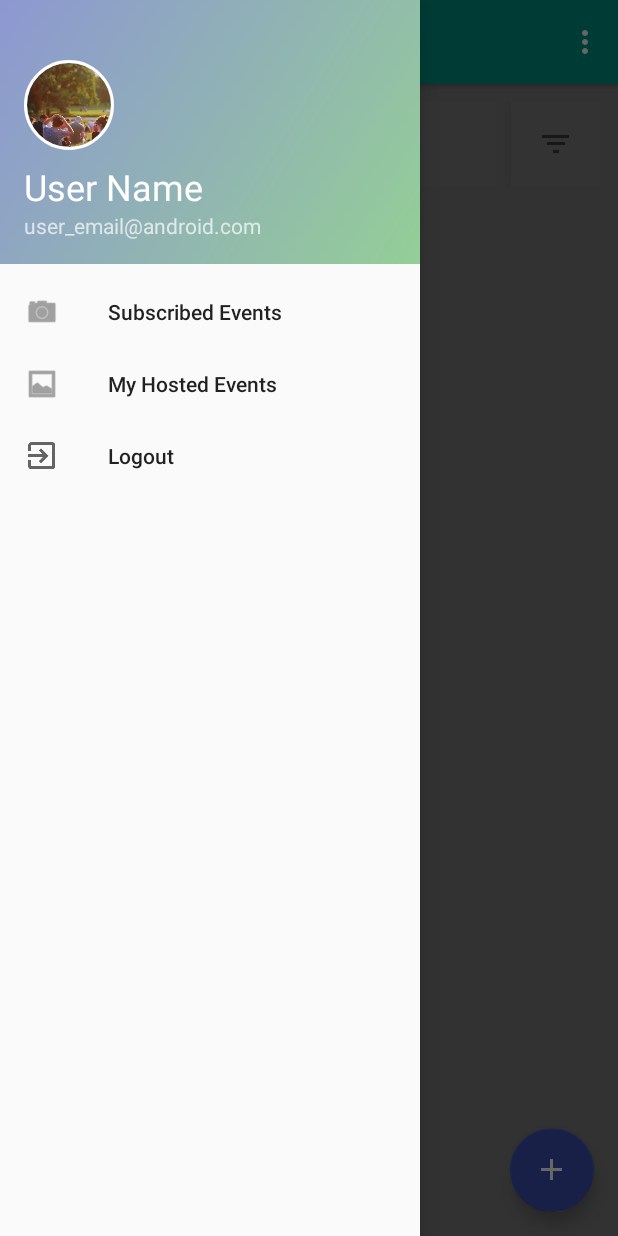
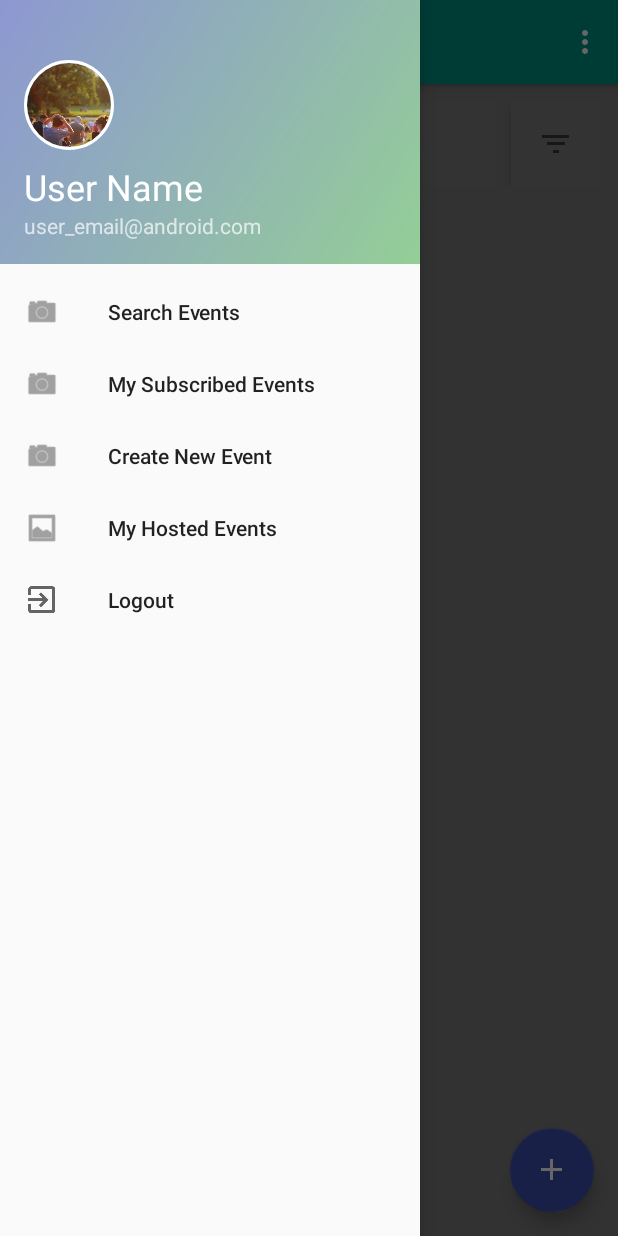
Before and after one commit to JohnAlanCalma/MeetUs.Mobile, an Android app: the Main2Activity screen opened directly, with no data from a screen before it, with the side drawer open, on a phone screen of 412 x 824 dp. Run offline under Robolectric (Android 15) with nearby library versions, the phone set to English and light mode, and no system bars; our stand-ins replace CircleImageView.

```diff
--- a/app/src/main/res/menu/activity_main2_drawer.xml
+++ b/app/src/main/res/menu/activity_main2_drawer.xml
@@ -5,9 +5,17 @@
 
     <group android:checkableBehavior="single">
         <item
+            android:id="@+id/nav_search_events"
+            android:icon="@drawable/ic_menu_camera"
+            android:title="Search Events" />
+        <item
             android:id="@+id/nav_my_subscribed_events"
             android:icon="@drawable/ic_menu_camera"
-            android:title="Subscribed Events" />
+            android:title="My Subscribed Events" />
+        <item
+            android:id="@+id/nav_create_event"
+            android:icon="@drawable/ic_menu_camera"
+            android:title="Create New Event" />
         <item
             android:id="@+id/nav_my_hosted_events"
             android:icon="@drawable/ic_menu_gallery"
```
Also changed, not shown: app/src/main/java/com/example/yun/meetup/activities/Main2Activity.java (+50 -4 lines).
